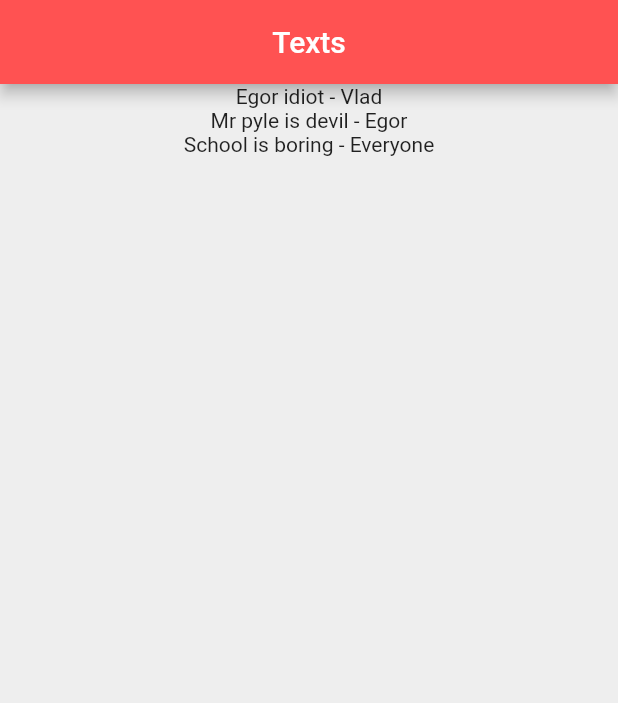
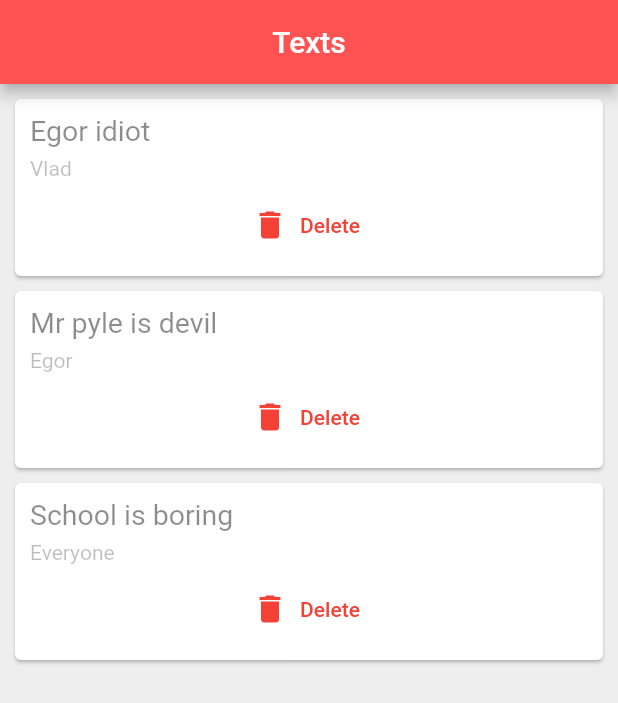
Before and after one commit to vladimirmak02/fluttertest, a Flutter app: the screen it shows after launch, on a phone screen of 412 x 824 dp. Shown: the top 703 px of the screen. Run offline on Flutter 3.47's test engine with Material 2 defaults, Android fonts, the phone set to English and light mode, and no system bars.

Commit message:
completed tutorial 21 on quotes and cards and stuff

```diff
--- a/lib/main.dart
+++ b/lib/main.dart
@@ -1,3 +1,4 @@
+import 'package:flutter/cupertino.dart';
 import 'package:flutter/material.dart';
 import 'quote.dart';
 
@@ -11,11 +12,10 @@ class Home extends StatefulWidget {
 }
 
 class _HomeState extends State<Home> {
-
   List<Quote> alltexts = [
-    Quote(text: 'Egor idiot',author: 'Vlad'),
-    Quote(text: 'Mr pyle is devil',author: 'Egor'),
-    Quote(text: 'School is boring',author: 'Everyone'),
+    Quote(text: 'Egor idiot', author: 'Vlad'),
+    Quote(text: 'Mr pyle is devil', author: 'Egor'),
+    Quote(text: 'School is boring', author: 'Everyone'),
   ];
 
   @override
@@ -28,15 +28,18 @@ class _HomeState extends State<Home> {
         backgroundColor: Colors.redAccent,
       ),
       body: Container(
-        child: Center(
-          child: Column(
-            children: alltexts.map((tempText){
-              return Text('${tempText.text} - ${tempText.author}');
-            }).toList(),
-          ),
+        child: Column(
+          children: alltexts
+              .map((tempText) => QuoteCard(
+                  text: tempText,
+                  delete: () {
+                    setState(() {
+                      alltexts.remove(tempText);
+                    });
+                  }))
+              .toList(),
         ),
       ),
-
     );
   }
 }
--- a/lib/quote.dart
+++ b/lib/quote.dart
@@ -1,8 +1,42 @@
+import 'package:flutter/material.dart';
+
 class Quote {
-
   String text;
   String author;
 
   Quote({this.text, this.author});
+}
 
+class QuoteCard extends StatelessWidget {
+  final Quote text;
+  final Function delete;
+  QuoteCard({this.text, this.delete});
+
+  @override
+  Widget build(BuildContext context) {
+    return Card(
+      margin: EdgeInsets.only(left: 10, right: 10, top: 10),
+      child: Padding(
+        padding: const EdgeInsets.all(10.0),
+        child: Column(
+          crossAxisAlignment: CrossAxisAlignment.stretch,
+          children: <Widget>[
+            Text(
+              text.text,
+              style: TextStyle(fontSize: 19, color: Colors.black45),
+            ),
+            SizedBox(
+              height: 6,
+            ),
+            Text(
+              text.author,
+              style: TextStyle(fontSize: 14, color: Colors.black26),
+            ),
+            SizedBox(height: 6,),
+            FlatButton.icon(onPressed: delete, icon: Icon(Icons.delete, color: Colors.red,), label: Text("Delete"), textColor: Colors.red,)
+          ],
+        ),
+      ),
+    );
+  }
 }
```
